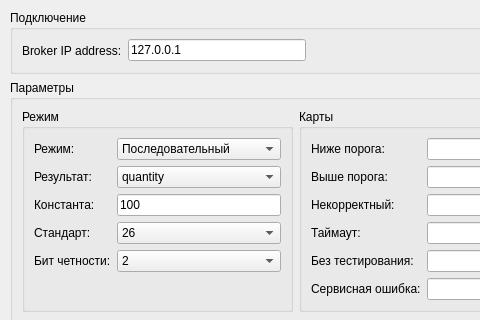
Before: the Qt Designer form src/mainwindow.ui in flownder/af-wiegand_sender, drawn with Qt 5; both pictures show x 0 to 480 and y 0 to 320 of the 1125 by 614 pixel window.
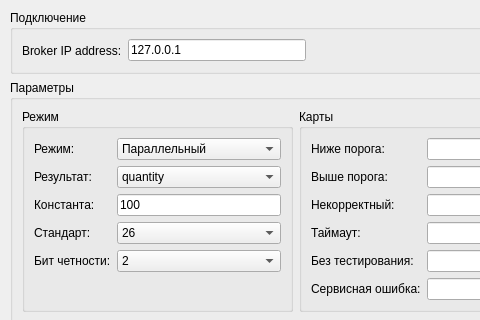
After: the same form once the commit is applied.

Commit message: Доработка интерфейса

```diff
--- a/src/mainwindow.ui
+++ b/src/mainwindow.ui
@@ -383,11 +383,6 @@
         </item>
         <item row="0" column="1">
          <widget class="QComboBox" name="sCASModeVariant">
-          <item>
-           <property name="text">
-            <string>Последовательный</string>
-           </property>
-          </item>
           <item>
            <property name="text">
             <string>Параллельный</string>
```
Left out of the diff: 9 changed lines with no effect on the pictures. The commit also changes 2 other files.
